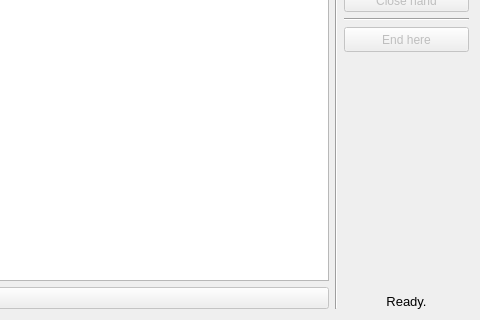
HLP-R/hlpr_kinesthetic_teaching, file rqt_kinesthetic_teaching/resource/KinestheticTeaching.ui: the form before one commit; both pictures show x 526 to 1006 and y 168 to 488 of the 1006 by 488 pixel window.
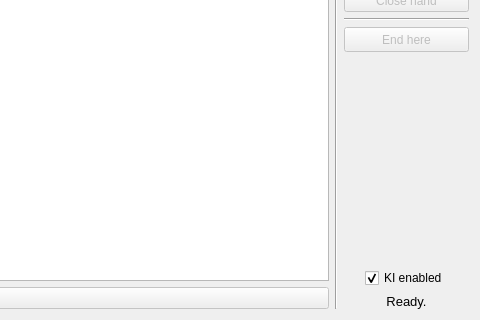
The form after the commit. Icons and pictures are not drawn.

Commit message: Add ability to enable or disable kinesthetic interaction

Diff of the .ui file:
```diff
--- a/rqt_kinesthetic_teaching/resource/KinestheticTeaching.ui
+++ b/rqt_kinesthetic_teaching/resource/KinestheticTeaching.ui
@@ -399,6 +399,22 @@
        </property>
       </spacer>
      </item>
+     <item alignment="Qt::AlignHCenter">
+      <widget class="QCheckBox" name="enableKIBox">
+       <property name="toolTip">
+        <string>Enable or disable kinesthetic interaction</string>
+       </property>
+       <property name="text">
+        <string>KI enabled</string>
+       </property>
+       <property name="checked">
+        <bool>true</bool>
+       </property>
+       <property name="tristate">
+        <bool>false</bool>
+       </property>
+      </widget>
+     </item>
      <item>
       <widget class="QLabel" name="status">
        <property name="maximumSize">
```
The commit also changes 1 other file.
